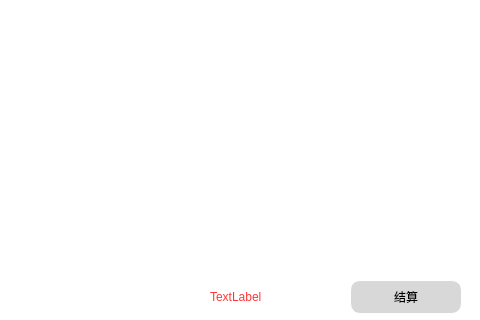
Above: user_center.ui from lyh9909/OrderSystem before the change; both pictures show x 170 to 650 and y 330 to 650 of the 650 by 650 pixel window. Below: the same form after it.
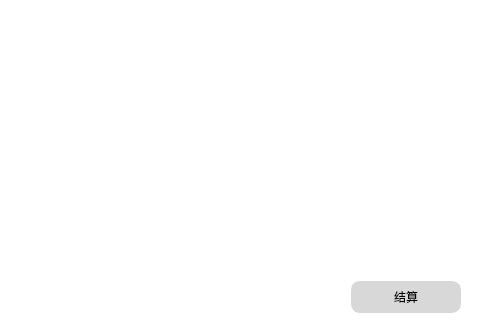
That is the form after the change. Icons and pictures are not drawn.

Diff of the .ui file:
```diff
--- a/user_center.ui
+++ b/user_center.ui
@@ -101,23 +101,6 @@
     <string>结算</string>
    </property>
   </widget>
-  <widget class="QLabel" name="totalPrice">
-   <property name="geometry">
-    <rect>
-     <x>380</x>
-     <y>610</y>
-     <width>130</width>
-     <height>34</height>
-    </rect>
-   </property>
-   <property name="styleSheet">
-    <string notr="true">border:none;
-color:rgba(255, 0, 0, 200);</string>
-   </property>
-   <property name="text">
-    <string>TextLabel</string>
-   </property>
-  </widget>
  </widget>
  <resources/>
  <connections/>
```
